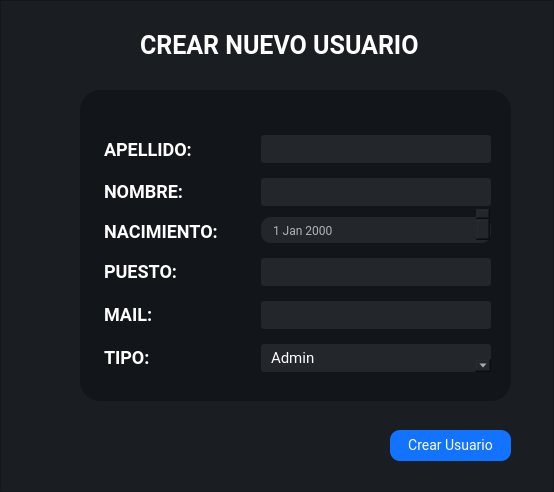
The window that Interfaces/main/create_user.ui (juanignaciocansillieri/Proyecto-Final) describes before a commit, drawn with Qt 5.
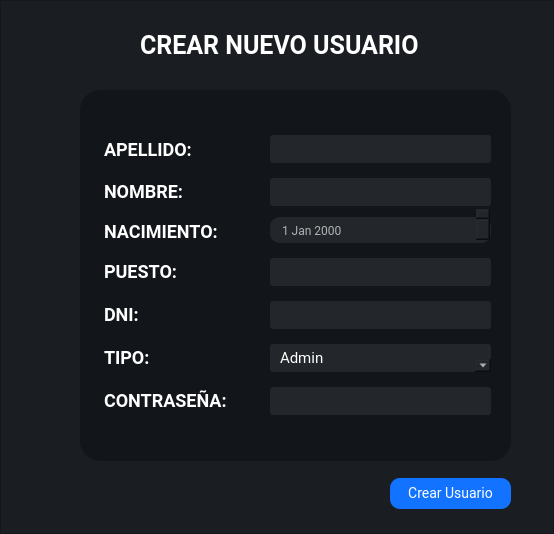
The same window after the commit.

Commit message: modificando agregar usuario window

The edit to the form file:
```diff
--- a/Interfaces/main/create_user.ui
+++ b/Interfaces/main/create_user.ui
@@ -7,7 +7,7 @@
     <x>0</x>
     <y>0</y>
     <width>554</width>
-    <height>492</height>
+    <height>534</height>
    </rect>
   </property>
   <property name="minimumSize">
@@ -19,7 +19,7 @@
   <property name="maximumSize">
    <size>
     <width>554</width>
-    <height>492</height>
+    <height>534</height>
    </size>
   </property>
   <property name="windowTitle">
@@ -60,7 +60,7 @@
          <x>80</x>
          <y>90</y>
          <width>431</width>
-         <height>311</height>
+         <height>371</height>
         </rect>
        </property>
        <property name="styleSheet">
@@ -79,7 +79,7 @@
           <x>20</x>
           <y>20</y>
           <width>391</width>
-          <height>281</height>
+          <height>321</height>
          </rect>
         </property>
         <layout class="QFormLayout" name="formLayout">
@@ -260,7 +260,7 @@
 margin-top:15px</string>
            </property>
            <property name="text">
-            <string>MAIL:</string>
+            <string>DNI:</string>
            </property>
           </widget>
          </item>
@@ -380,6 +380,51 @@
            </property>
           </widget>
          </item>
+         <item row="9" column="0">
+          <widget class="QLabel" name="label_7">
+           <property name="styleSheet">
+            <string notr="true">font-family: Roboto;
+font-weight: bold;
+font-size: 18px;
+color: #fff;
+margin-top:15px</string>
+           </property>
+           <property name="text">
+            <string>CONTRASEÑA:</string>
+           </property>
+          </widget>
+         </item>
+         <item row="9" column="1">
+          <widget class="QLineEdit" name="pass_input">
+           <property name="minimumSize">
+            <size>
+             <width>0</width>
+             <height>28</height>
+            </size>
+           </property>
+           <property name="styleSheet">
+            <string notr="true">QLineEdit{
+background-color: #23262b;
+border-radius: 3px;
+padding: 4 10px;
+color: #fff;
+font-family:Roboto;
+margin-top: 3px;
+border: none;
+font-size:15px;
+font-weight: 400;
+margin-top:15px
+}
+
+
+QLineEdit:focus{
+}</string>
+           </property>
+           <property name="placeholderText">
+            <string/>
+           </property>
+          </widget>
+         </item>
         </layout>
        </widget>
       </widget>
@@ -415,7 +460,7 @@
        <property name="geometry">
         <rect>
          <x>390</x>
-         <y>430</y>
+         <y>478</y>
          <width>121</width>
          <height>31</height>
         </rect>
```
The commit also changes 4 other files.
